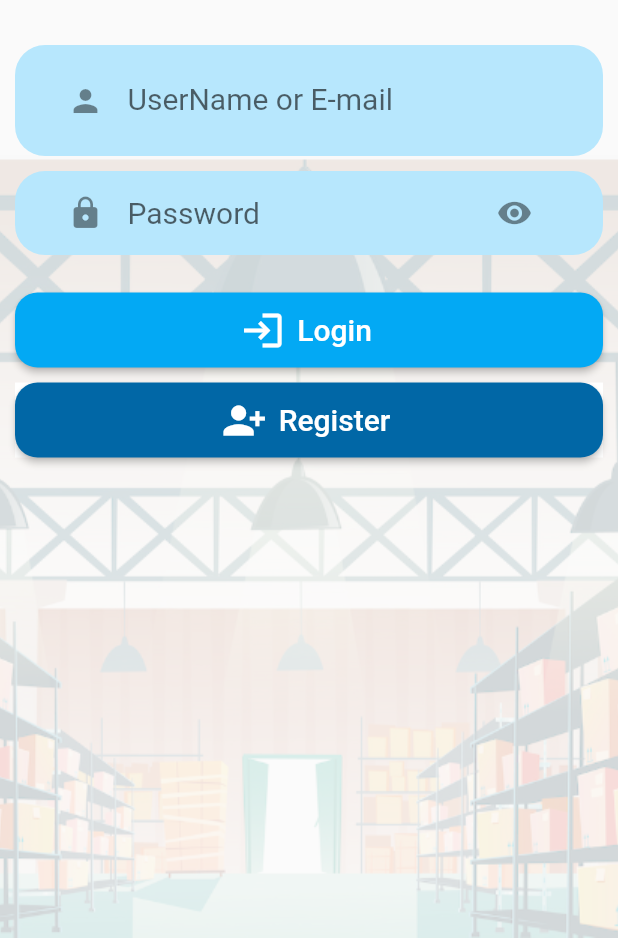
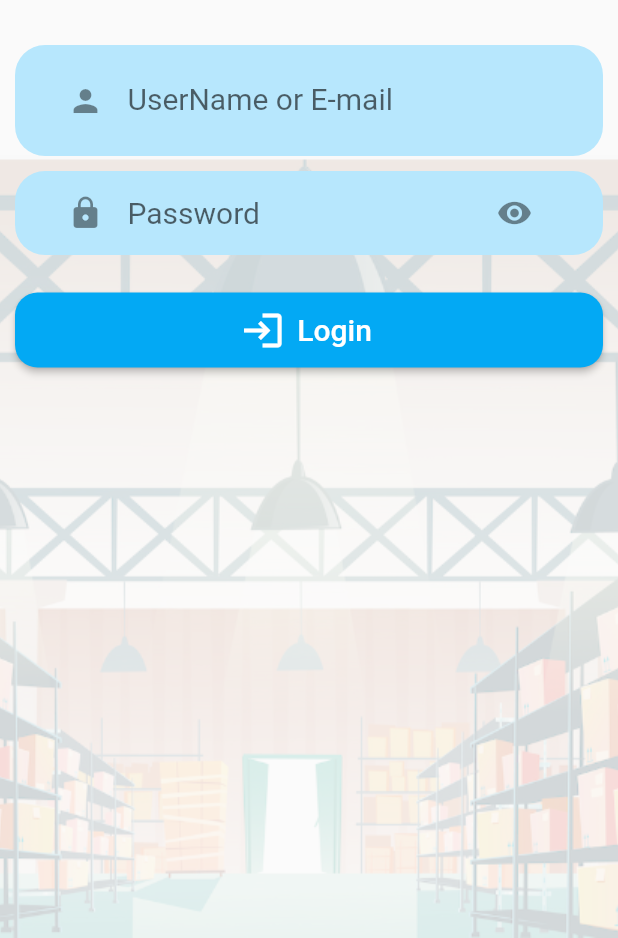
Before and after one commit to KorOkami/StockCount, a Flutter app: the screen it shows after launch, on a phone screen of 412 x 824 dp, the part 298-1236 px from its top. Run offline on Flutter 3.47's test engine with Material 2 defaults, Android fonts, the phone set to English and light mode, and no system bars; our stand-ins replace dio, dropdown_search, flutter_slidable, form_field_validator, google_fonts, jwt_decoder and 3 more; missing offline and left inert: dart:ffi, flutter_barcode_scanner, flutter_dynamic_calculator, qrscan; Roboto replaces fonts that are missing (Prompt).

Commit message:
Disable Register

```diff
--- a/lib/screen/login.dart
+++ b/lib/screen/login.dart
@@ -344,42 +344,42 @@ class _LoginScreenState extends State<LoginScreen> {
                                 SizedBox(
                                   height: 10,
                                 ),
-                                Container(
-                                    width: double.infinity,
-                                    height: 50,
-                                    color: Colors.white,
-                                    child: ElevatedButton.icon(
-                                        style: ButtonStyle(
-                                          shape: MaterialStateProperty.all<
-                                                  RoundedRectangleBorder>(
-                                              RoundedRectangleBorder(
-                                                  borderRadius:
-                                                      BorderRadius.circular(
-                                                          15))),
-                                          backgroundColor:
-                                              MaterialStateProperty.all(
-                                                  Color.fromARGB(
-                                                      255, 1, 103, 166)),
-                                        ),
-                                        label: Text(
-                                          "Register",
-                                          style: GoogleFonts.prompt(
-                                              fontSize: 20,
-                                              color: Colors.white),
-                                        ),
-                                        icon: Icon(
-                                          Icons.person_add_alt_1,
-                                          color: Colors.white,
-                                          size: 30,
-                                        ),
-                                        onPressed: () {
-                                          Navigator.push(context,
-                                              MaterialPageRoute(
-                                                  builder: (context) {
-                                            return Register_Screen(
-                                                token: _successData?.token);
-                                          }));
-                                        }))
+                                // Container(
+                                //     width: double.infinity,
+                                //     height: 50,
+                                //     color: Colors.white,
+                                //     child: ElevatedButton.icon(
+                                //         style: ButtonStyle(
+                                //           shape: MaterialStateProperty.all<
+                                //                   RoundedRectangleBorder>(
+                                //               RoundedRectangleBorder(
+                                //                   borderRadius:
+                                //                       BorderRadius.circular(
+                                //                           15))),
+                                //           backgroundColor:
+                                //               MaterialStateProperty.all(
+                                //                   Color.fromARGB(
+                                //                       255, 1, 103, 166)),
+                                //         ),
+                                //         label: Text(
+                                //           "Register",
+                                //           style: GoogleFonts.prompt(
+                                //               fontSize: 20,
+                                //               color: Colors.white),
+                                //         ),
+                                //         icon: Icon(
+                                //           Icons.person_add_alt_1,
+                                //           color: Colors.white,
+                                //           size: 30,
+                                //         ),
+                                //         onPressed: () {
+                                //           Navigator.push(context,
+                                //               MaterialPageRoute(
+                                //                   builder: (context) {
+                                //             return Register_Screen(
+                                //                 token: _successData?.token);
+                                //           }));
+                                //         }))
                               ]),
                         ),
                       ),
```
